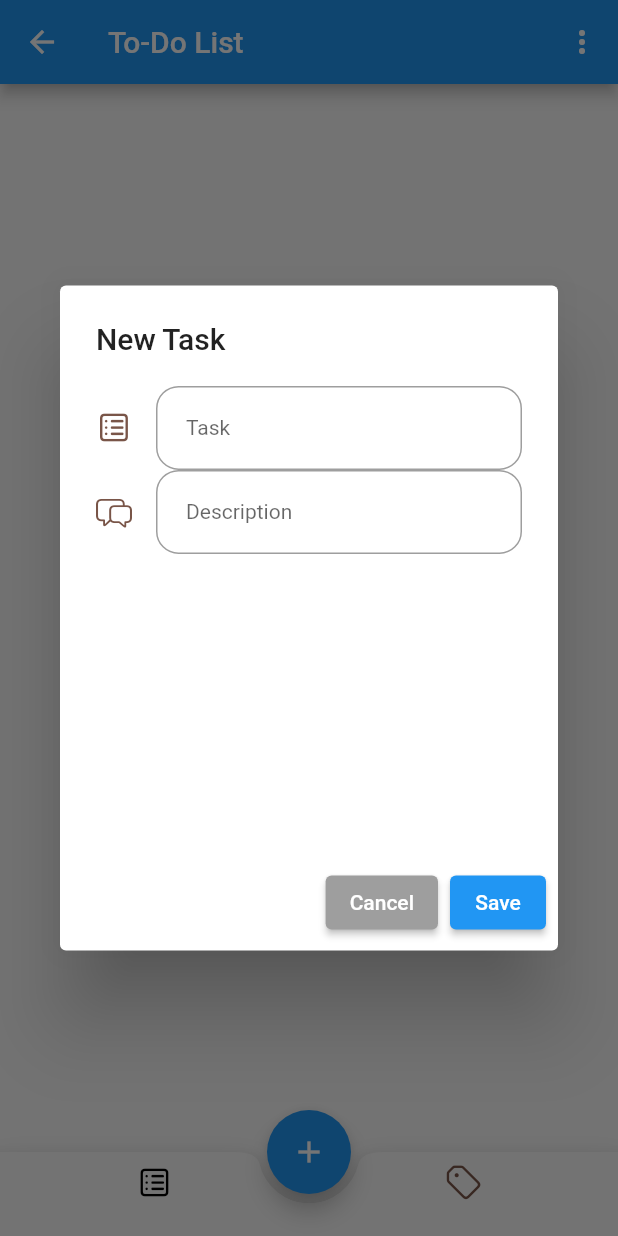
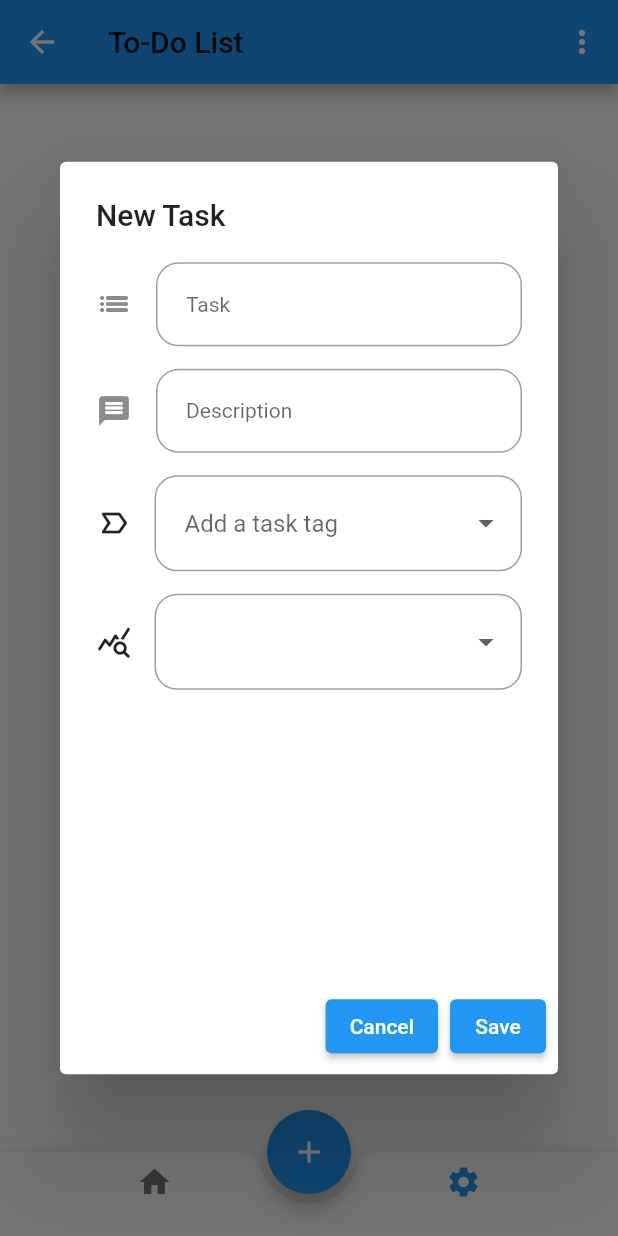
Before and after one commit to shahin0503/task-manager-flutter, a Flutter app: the TasksView screen opened by its route, item 2 of the bottom bar chosen, after a tap on the "add" icon, on a phone screen of 412 x 824 dp. Run offline on Flutter 3.47's test engine with Material 2 defaults, Android fonts, the phone set to English and light mode, and no system bars; our stand-ins replace cloud_firestore, firebase_auth, firebase_core, fluttertoast; accounts and stored records are empty; network calls fail.

Commit message:
init commit

```diff
--- a/lib/utilities/add_task_dialog.dart
+++ b/lib/utilities/add_task_dialog.dart
@@ -14,16 +14,20 @@ class AddTaskAlertDialog extends StatefulWidget {
 class _AddTaskAlertDialogState extends State<AddTaskAlertDialog> {
   final TextEditingController taskNameController = TextEditingController();
   final TextEditingController taskDescController = TextEditingController();
+  final List<String> taskTag = ['Work', 'Shopping', 'Personal'];
+  final List<String> taskStatus = ['To Do', 'In Progress', 'Completed'];
   late String selectedValue = '';
+  late String selectedStatus = taskStatus[0];
 
   @override
   Widget build(BuildContext context) {
     var height = MediaQuery.of(context).size.height;
     var width = MediaQuery.of(context).size.width;
     return AlertDialog(
+      scrollable: true,
       title: const Text('New Task'),
       content: SizedBox(
-        height: height * 0.35,
+        height: height * 0.55,
         width: width,
         child: Form(
           child: Column(
@@ -38,15 +42,20 @@ class _AddTaskAlertDialogState extends State<AddTaskAlertDialog> {
                   ),
                   hintText: 'Task',
                   hintStyle: const TextStyle(fontSize: 14),
-                  icon: const Icon(CupertinoIcons.square_list,
-                      color: Colors.brown),
+                  icon: const Icon(
+                    Icons.list_sharp,
+                  ),
                   border: OutlineInputBorder(
                     borderRadius: BorderRadius.circular(15),
                   ),
                 ),
               ),
+              const SizedBox(
+                height: 15,
+              ),
               TextFormField(
                 controller: taskDescController,
+                keyboardType: TextInputType.multiline,
                 style: const TextStyle(fontSize: 14),
                 decoration: InputDecoration(
                   contentPadding: const EdgeInsets.symmetric(
@@ -55,21 +64,89 @@ class _AddTaskAlertDialogState extends State<AddTaskAlertDialog> {
                   ),
                   hintText: 'Description',
                   hintStyle: const TextStyle(fontSize: 14),
-                  icon: const Icon(CupertinoIcons.bubble_left_bubble_right,
-                      color: Colors.brown),
+                  icon: const Icon(
+                    Icons.message_rounded,
+                  ),
                   border: OutlineInputBorder(
                     borderRadius: BorderRadius.circular(15),
                   ),
                 ),
               ),
               const SizedBox(height: 15),
-              // Row(
-              //   children: const <Widget>[
-              //     Icon(CupertinoIcons.tag, color: Colors.brown),
-              //     SizedBox(width: 15.0),
-              //     // TaskTags(),
-              //   ],
-              // ),
+              Row(
+                children: <Widget>[
+                  const Icon(Icons.label_important_outline_rounded),
+                  const SizedBox(width: 15.0),
+                  Expanded(
+                      child: DropdownButtonFormField(
+                          decoration: InputDecoration(
+                            isDense: true,
+                            contentPadding: const EdgeInsets.symmetric(
+                              horizontal: 20,
+                              vertical: 20,
+                            ),
+                            border: OutlineInputBorder(
+                              borderRadius: BorderRadius.circular(15),
+                            ),
+                          ),
+                          isExpanded: true,
+                          hint: const Text('Add a task tag'),
+                          items: taskTag
+                              .map(
+                                (item) => DropdownMenuItem<String>(
+                                  value: item,
+                                  child: Text(
+                                    item,
+                                    style: const TextStyle(
+                                      fontSize: 14,
+                                    ),
+                                  ),
+                                ),
+                              )
+                              .toList(),
+                          onChanged: (String? value) => setState(() {
+                                if (value != null) selectedValue = value;
+                              })))
+                ],
+              ),
+              const SizedBox(height: 15),
+              Row(
+                children: <Widget>[
+                  const Icon(Icons.query_stats_rounded),
+                  const SizedBox(width: 15.0),
+                  Expanded(
+                      child: DropdownButtonFormField(
+                          decoration: InputDecoration(
+                            isDense: true,
+                            contentPadding: const EdgeInsets.symmetric(
+                              horizontal: 20,
+                              vertical: 20,
+                            ),
+                            border: OutlineInputBorder(
+                              borderRadius: BorderRadius.circular(15),
+                            ),
+                          ),
+                          isExpanded: true,
+
+                          items: taskStatus
+                              .map(
+                                (item) => DropdownMenuItem<String>(
+                                  value: item,
+                                  child: Text(
+                                    item,
+                                    style: const TextStyle(
+                                      fontSize: 14,
+                                    ),
+                                  ),
+                                ),
+                              )
+                              .toList(),
+                          onChanged: (String? value) => setState(() {
+                                if (value != null) selectedStatus = value;
+                              })))
+                ],
+              ),
+
             ],
           ),
         ),
@@ -79,20 +156,23 @@ class _AddTaskAlertDialogState extends State<AddTaskAlertDialog> {
           onPressed: () {
             Navigator.of(context, rootNavigator: true).pop();
           },
-          style: ElevatedButton.styleFrom(
-            primary: Colors.grey,
-          ),
           child: const Text('Cancel'),
         ),
         ElevatedButton(
           onPressed: () {
             final taskName = taskNameController.text;
             final taskDesc = taskDescController.text;
+            final taskTag = selectedValue;
+            final taskStatus = selectedStatus;
 
-            if (taskName.isNotEmpty && taskDesc.isNotEmpty) {
+            if ((taskName.isNotEmpty && taskDesc.isNotEmpty) &&
+                (taskTag.isNotEmpty)) {
               _addTasks(
                 taskName: taskName,
                 taskDesc: taskDesc,
+                taskTag: taskTag,
+                taskStatus: taskStatus,
+
               );
               Navigator.of(context, rootNavigator: true).pop();
             } else {
@@ -102,7 +182,7 @@ class _AddTaskAlertDialogState extends State<AddTaskAlertDialog> {
                     return AlertDialog(
                       title: const Text('Error!!!'),
                       content: const Text(
-                          'Task Name and Task Description is required'),
+                          'Task Name, Task Description and Task tag are required fields'),
                       actions: [
                         TextButton(
                           onPressed: () {
@@ -124,12 +204,16 @@ class _AddTaskAlertDialogState extends State<AddTaskAlertDialog> {
   Future _addTasks({
     required String taskName,
     required String taskDesc,
+    required String taskTag,
+    required String taskStatus,
   }) async {
     DocumentReference docRef =
         await FirebaseFirestore.instance.collection('tasks').add(
       {
         'taskName': taskName,
         'taskDesc': taskDesc,
+        'taskTag': taskTag,
+        'taskStatus': taskStatus,
       },
     );
     String taskId = docRef.id;
--- a/lib/views/categories.dart
+++ /dev/null
@@ -1,17 +0,0 @@
-import 'package:flutter/material.dart';
-
-class Categories extends StatefulWidget {
-  const Categories({super.key});
-
-  @override
-  State<Categories> createState() => _CategoriesState();
-}
-
-class _CategoriesState extends State<Categories> {
-  @override
-  Widget build(BuildContext context) {
-    return const Center(
-      child: Text('Categories text'),
-    );
-  }
-}
--- a/lib/views/task_view.dart
+++ b/lib/views/home_view.dart
@@ -1,12 +1,11 @@
-import 'package:flutter/cupertino.dart';
 import 'package:flutter/material.dart';
 
 import '../constants/routes.dart';
 import '../enums/menu_action.dart';
 import '../services/auth/auth_service.dart';
 import '../utilities/add_task_dialog.dart';
-import 'categories.dart';
-import 'task.dart';
+import 'settings_view.dart';
+import 'dashboard_view.dart';
 
 class TasksView extends StatefulWidget {
   const TasksView({super.key});
@@ -21,9 +20,14 @@ class _TasksViewState extends State<TasksView> {
 
   @override
   Widget build(BuildContext context) {
+        final theme = Theme.of(context);
+
     return Scaffold(
       appBar: AppBar(
-        title: const Text('To-Do List'),
+
+        title:  Text('To-Do List', style: TextStyle(
+          color: theme.textTheme.bodyText1?.color,
+        ),),
         actions: [
           PopupMenuButton<MenuAction>(
             onSelected: (value) async {
@@ -69,8 +73,6 @@ class _TasksViewState extends State<TasksView> {
           height: kBottomNavigationBarHeight,
           child: BottomNavigationBar(
             currentIndex: _selectedIndex,
-            selectedItemColor: Colors.brown,
-            unselectedItemColor: Colors.black,
             onTap: (index) {
               setState(() {
                 _selectedIndex = index;
@@ -79,11 +81,11 @@ class _TasksViewState extends State<TasksView> {
             },
             items: const [
               BottomNavigationBarItem(
-                icon: Icon(CupertinoIcons.square_list),
+                icon: Icon(Icons.home),
                 label: '',
               ),
               BottomNavigationBarItem(
-                icon: Icon(CupertinoIcons.tag),
+                icon: Icon(Icons.settings),
                 label: '',
               ),
             ],
@@ -97,7 +99,7 @@ class _TasksViewState extends State<TasksView> {
             child: Tasks(),
           ),
           Center(
-            child: Categories(),
+            child: SettingsView(),
           ),
         ],
       ),
--- /dev/null
+++ b/lib/views/settings_view.dart
@@ -0,0 +1,15 @@
+import 'package:flutter/material.dart';
+
+class SettingsView extends StatefulWidget {
+  const SettingsView({super.key});
+
+  @override
+  State<SettingsView> createState() => _SettingsViewState();
+}
+
+class _SettingsViewState extends State<SettingsView> {
+  @override
+  Widget build(BuildContext context) {
+    return const Text('Settings');
+  }
+}
--- a/lib/views/task.dart
+++ /dev/null
@@ -1,53 +0,0 @@
-import 'package:cloud_firestore/cloud_firestore.dart';
-import 'package:flutter/material.dart';
-
-class Tasks extends StatefulWidget {
-  const Tasks({super.key});
-
-  @override
-  State<Tasks> createState() => _TasksState();
-}
-
-class _TasksState extends State<Tasks> {
-  final fireStore = FirebaseFirestore.instance;
-
-  @override
-  Widget build(BuildContext context) {
-    return Container(
-      margin: const EdgeInsets.all(10.0),
-      child: StreamBuilder<QuerySnapshot>(
-          stream: fireStore.collection('tasks').snapshots(),
-          builder: (context, snapshot) {
-            if (!snapshot.hasData) {
-              return const Text('No tasks to display');
-            } else {
-              return ListView(
-                children: snapshot.data!.docs.map((DocumentSnapshot document) {
-                  Map<String, dynamic> data =
-                      document.data()! as Map<String, dynamic>;
-                  return Container(
-                    height: 100,
-                    margin: const EdgeInsets.only(bottom: 15.0),
-                    decoration: BoxDecoration(
-                        borderRadius: BorderRadius.circular(15.0),
-                        color: Colors.white,
-                        boxShadow: const [
-                          BoxShadow(
-                            color: Color.fromARGB(26, 97, 74, 74),
-                            blurRadius: 5.0,
-                            offset: Offset(0, 5),
-                          )
-                        ]),
-                    child: ListTile(
-                      title: Text(data['taskName']),
-                      subtitle: Text(data['taskDesc']),
-                      isThreeLine: true,
-                    ),
-                  );
-                }).toList(),
-              );
-            }
-          }),
-    );
-  }
-}
--- a/pubspec.yaml
+++ b/pubspec.yaml
@@ -39,6 +39,9 @@ dependencies:
   firebase_auth: ^4.10.0
   cloud_firestore: ^4.9.2
   firebase_analytics: ^10.5.0
+  fluttertoast: ^8.2.2
+
+
 
 dev_dependencies:
   flutter_test:
```
Also changed, not shown: lib/main.dart (+4 -10 lines), lib/utilities/delete_task_dialog.dart (added, +73 -0 lines), lib/utilities/update_task_dialog.dart (added, +216 -0 lines), lib/views/dashboard_view.dart (added, +143 -0 lines), lib/views/add_task.dart (deleted), pubspec.lock, 1 other file.
